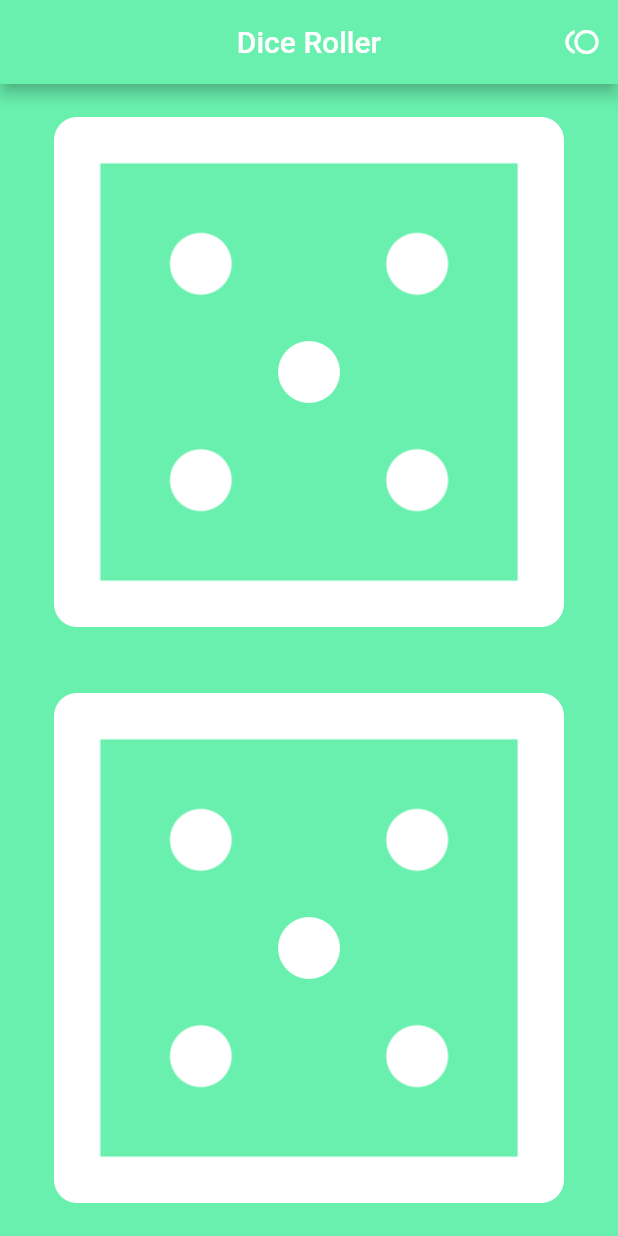
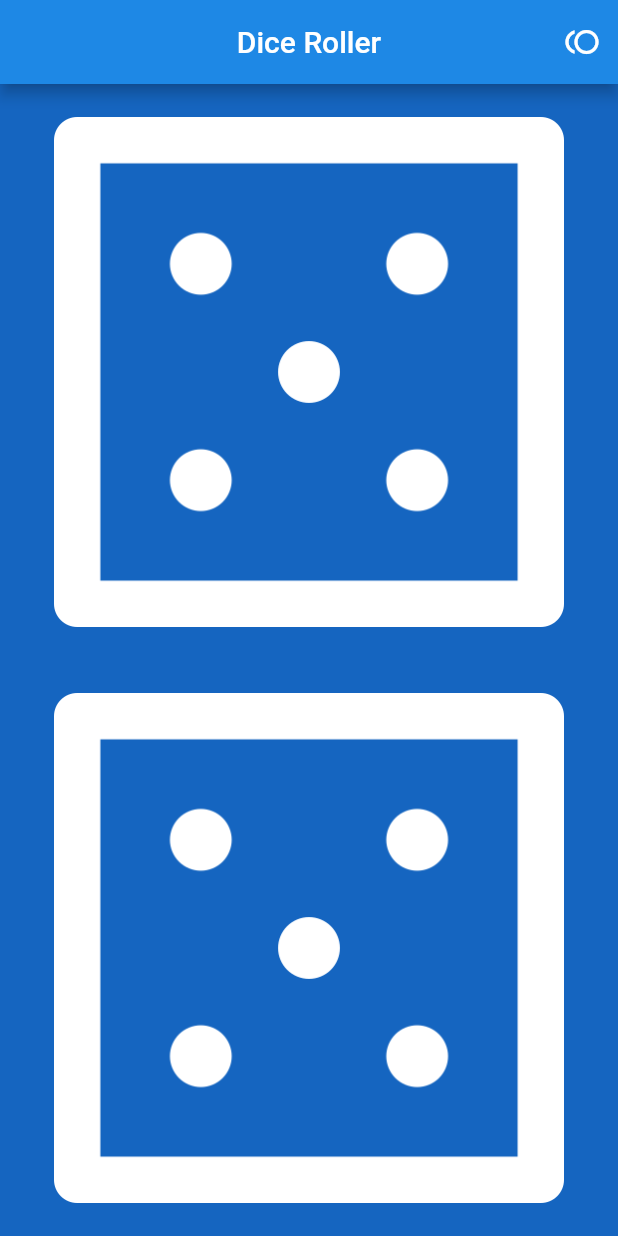
Before and after one commit to Ai-Albert/dice-rng, a Flutter app: the screen it shows after launch, on a phone screen of 412 x 824 dp. Run offline on Flutter 3.47's test engine with Material 2 defaults, Android fonts, the phone set to English and light mode, and no system bars.

Commit message:
Update main.dart

```diff
--- a/lib/main.dart
+++ b/lib/main.dart
@@ -18,9 +18,9 @@ class _DiceState extends State<Dice> {
   @override
   Widget build(BuildContext context) {
     return Scaffold(
-      backgroundColor: Colors.greenAccent,
+      backgroundColor: Colors.blue[800],
       appBar: AppBar(
-        backgroundColor: Colors.greenAccent,
+        backgroundColor: Colors.blue[600],
         centerTitle: true,
         title: Text(
           'Dice Roller',
```
